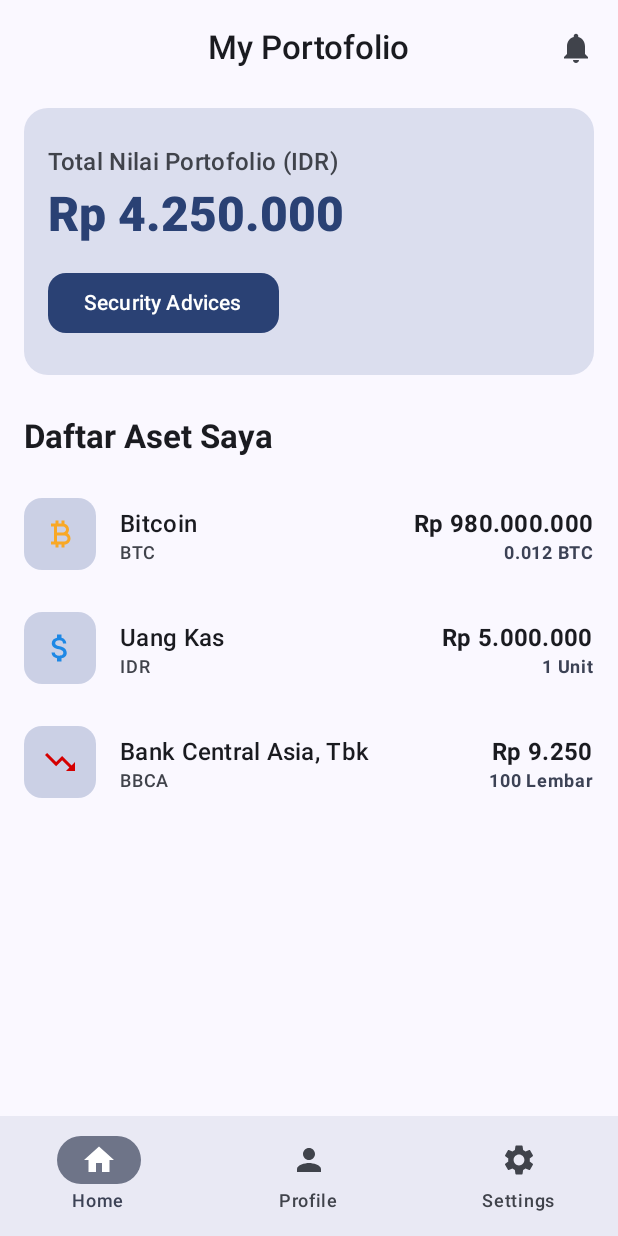
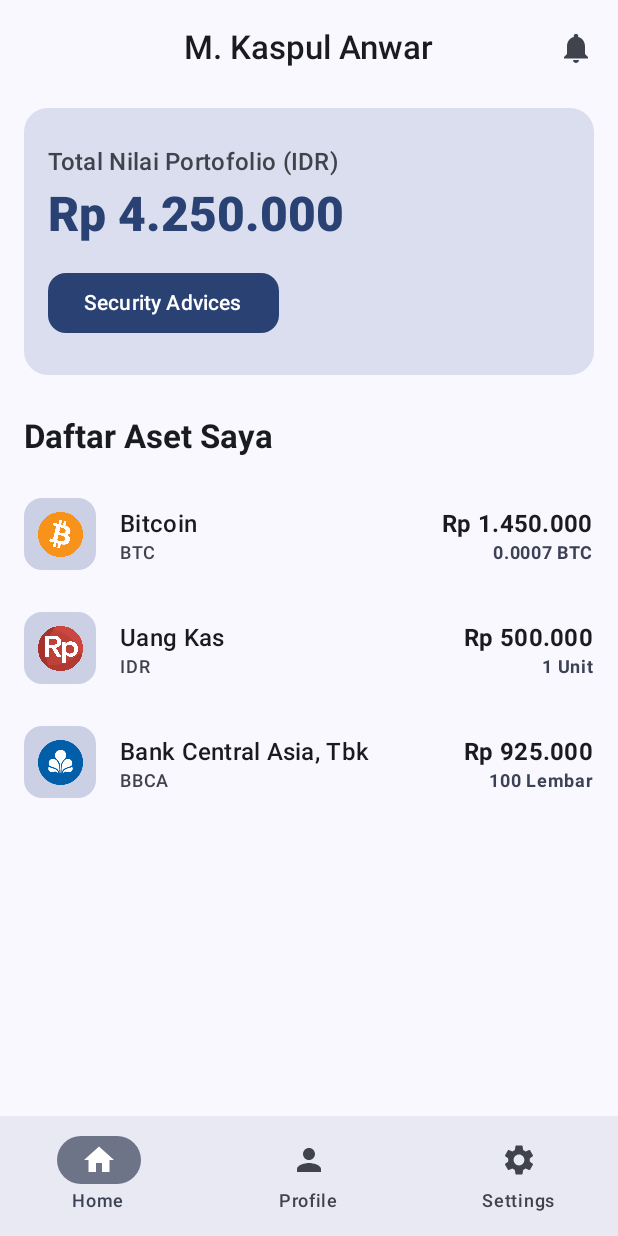
Before and after one commit to mkaspulanwar/P7-DOMPETKU-230104040212, an Android app built with Jetpack Compose: the screen it shows after launch (MainActivity), after a tap on "Login ke Akun Saya", on a phone screen of 412 x 824 dp. Run offline under Robolectric (Android 15) with nearby library versions, the phone set to English and light mode, and no system bars.

Commit message:
mengubah logo, menambahkan logo, mengganti val last price jadi marketvalue

```diff
--- a/app/src/main/java/id/antasari/p7_dompetku_230104040212/ui/components/AppCard.kt
+++ b/app/src/main/java/id/antasari/p7_dompetku_230104040212/ui/components/AppCard.kt
@@ -51,7 +51,7 @@ fun PortfolioItem(
     icon: @Composable () -> Unit,
     name: String,
     ticker: String,
-    lastPrice: String,
+    marketValue: String,
     quantity: String
 ) {
     Row(
@@ -89,7 +89,7 @@ fun PortfolioItem(
         // 3. Harga dan Perubahan
         Column(horizontalAlignment = Alignment.End) {
             Text(
-                text = lastPrice,
+                text = marketValue,
                 style = MaterialTheme.typography.titleMedium.copy(fontWeight = FontWeight.Bold)
             )
 
--- a/app/src/main/java/id/antasari/p7_dompetku_230104040212/ui/screens/HomeScreen.kt
+++ b/app/src/main/java/id/antasari/p7_dompetku_230104040212/ui/screens/HomeScreen.kt
@@ -1,10 +1,14 @@
 package id.antasari.p7_dompetku_230104040212.ui.screens
 
+import androidx.compose.foundation.Image
 import androidx.compose.foundation.layout.*
 import androidx.compose.foundation.lazy.LazyColumn
 import androidx.compose.foundation.lazy.items
 import androidx.compose.material.icons.Icons
-import androidx.compose.material.icons.filled.*
+import androidx.compose.material.icons.filled.Notifications
+import androidx.compose.material.icons.filled.Home
+import androidx.compose.material.icons.filled.Person
+import androidx.compose.material.icons.filled.Settings
 import androidx.compose.material3.*
 import androidx.compose.runtime.Composable
 import androidx.compose.runtime.getValue
@@ -15,38 +19,37 @@ import androidx.compose.ui.text.font.FontWeight
 import androidx.compose.ui.unit.dp
 import androidx.navigation.NavController
 import androidx.navigation.compose.currentBackStackEntryAsState
+import androidx.compose.ui.res.painterResource
+import androidx.annotation.DrawableRes
+import id.antasari.p7_dompetku_230104040212.R // Sesuaikan dengan package R proyek Anda!
 
 // ** Catatan: Ubah package import ini sesuai dengan struktur Anda **
 import id.antasari.p7_dompetku_230104040212.navigation.Destinations
 import id.antasari.p7_dompetku_230104040212.ui.components.AppCard
 import id.antasari.p7_dompetku_230104040212.ui.components.PortfolioItem
 
-
 // ----------------------------------------------------
 // 1. Data Model & Dummy Aset
 // ----------------------------------------------------
 
-// Data model direvisi: change24h diganti quantity
 data class Asset(
     val name: String,
     val ticker: String,
-    val lastPrice: String,
-    val quantity: String, // Revisi: Jumlah unit aset
-    val icon: ImageVector,
-    val iconTint: Color
+    val marketValue: String, // Nama variabel di model data sudah benar: marketValue
+    val quantity: String,
+    @DrawableRes val iconResId: Int,
+    val iconTint: Color? = null
 )
 
-// Data Dummy Portofolio Aset direvisi:
 val dummyAssets = listOf(
-    Asset("Bitcoin", "BTC", "Rp 980.000.000", "0.012 BTC", Icons.Default.CurrencyBitcoin, Color(0xFFF9A825)),
-    Asset("Uang Kas", "IDR", "Rp 5.000.000", "1 Unit", Icons.Default.AttachMoney, Color(0xFF1E88E5)),
-    Asset("Bank Central Asia, Tbk", "BBCA", "Rp 9.250", "100 Lembar", Icons.Default.TrendingDown, Color(0xFFD50000)),
+    Asset("Bitcoin", "BTC", "Rp 1.450.000", "0.0007 BTC", R.drawable.bitcoin_logo, null),
+    Asset("Uang Kas", "IDR", "Rp 500.000", "1 Unit", R.drawable.rupiah_logo, null),
+    Asset("Bank Central Asia, Tbk", "BBCA", "Rp 925.000", "100 Lembar", R.drawable.bbca_logo, null),
 )
 // ----------------------------------------------------
 // 2. Composable Screen Utama
 // ----------------------------------------------------
 
-// Anotasi ini menghilangkan warning 'experimental API' pada CenterAlignedTopAppBar
 @OptIn(ExperimentalMaterial3Api::class)
 @Composable
 fun HomeScreen(navController: NavController) {
@@ -59,7 +62,7 @@ fun HomeScreen(navController: NavController) {
             CenterAlignedTopAppBar(
                 title = {
                     Text(
-                        text = "My Portofolio",
+                        text = "M. Kaspul Anwar",
                         style = MaterialTheme.typography.titleLarge
                     )
                 },
@@ -69,7 +72,7 @@ fun HomeScreen(navController: NavController) {
                     }
                 },
                 colors = TopAppBarDefaults.centerAlignedTopAppBarColors(
-                    containerColor = MaterialTheme.colorScheme.background
+                    containerColor = MaterialTheme.colorScheme.surface
                 )
             )
         },
@@ -91,13 +94,13 @@ fun HomeScreen(navController: NavController) {
                 AppCard(modifier = Modifier.fillMaxWidth()) {
                     Column(modifier = Modifier.padding(vertical = 8.dp)) {
                         Text(
-                            text = "Total Nilai Portofolio (IDR)", // Revisi Label
+                            text = "Total Nilai Portofolio (IDR)",
                             style = MaterialTheme.typography.titleMedium,
                             color = MaterialTheme.colorScheme.onSurfaceVariant
                         )
                         Spacer(Modifier.height(4.dp))
                         Text(
-                            text = "Rp 4.250.000", // Revisi Nilai & Mata Uang
+                            text = "Rp 4.250.000",
                             style = MaterialTheme.typography.headlineLarge.copy(fontWeight = FontWeight.ExtraBold),
                             color = MaterialTheme.colorScheme.primary
                         )
@@ -126,10 +129,18 @@ fun HomeScreen(navController: NavController) {
             // --- ITEM 3: Daftar Aset Portofolio ---
             items(dummyAssets) { asset ->
                 PortfolioItem(
-                    icon = { Icon(asset.icon, null, tint = asset.iconTint) },
+                    icon = {
+                        Image(
+                            painter = painterResource(id = asset.iconResId),
+                            contentDescription = asset.name,
+                            modifier = Modifier.size(30.dp)
+                        )
+                    },
                     name = asset.name,
                     ticker = asset.ticker,
-                    lastPrice = asset.lastPrice,
+                    // *** PERBAIKAN AKHIR FINAL ***
+                    // Menggunakan parameter 'lastPrice' karena komponen PortfolioItem belum diubah
+                    marketValue = asset.marketValue,
                     quantity = asset.quantity
                 )
             }
@@ -153,12 +164,10 @@ private val bottomNavItems = listOf(
     BottomNavItem(Destinations.SETTINGS_ROUTE, Icons.Default.Settings, "Settings"),
 )
 
-// Anotasi ini menghilangkan warning 'experimental API' pada NavigationBarItem
 @OptIn(ExperimentalMaterial3Api::class)
 @Composable
 fun AppBottomBar(navController: NavController, currentRoute: String) {
     NavigationBar(
-        // Menampilkan sedikit elevasi warna pada surface (M3 standard)
         containerColor = MaterialTheme.colorScheme.surfaceColorAtElevation(3.dp)
     ) {
         bottomNavItems.forEach { item ->
--- a/app/src/main/res/mipmap-anydpi-v26/ic_launcher.xml
+++ b/app/src/main/res/mipmap-anydpi-v26/ic_launcher.xml
@@ -1,6 +1,5 @@
 <?xml version="1.0" encoding="utf-8"?>
 <adaptive-icon xmlns:android="http://schemas.android.com/apk/res/android">
-    <background android:drawable="@drawable/ic_launcher_background" />
-    <foreground android:drawable="@drawable/ic_launcher_foreground" />
-    <monochrome android:drawable="@drawable/ic_launcher_foreground" />
+    <background android:drawable="@color/ic_launcher_background"/>
+    <foreground android:drawable="@drawable/ic_launcher_foreground"/>
 </adaptive-icon>
--- a/app/src/main/res/mipmap-anydpi-v26/ic_launcher_round.xml
+++ b/app/src/main/res/mipmap-anydpi-v26/ic_launcher_round.xml
@@ -1,6 +1,5 @@
 <?xml version="1.0" encoding="utf-8"?>
 <adaptive-icon xmlns:android="http://schemas.android.com/apk/res/android">
-    <background android:drawable="@drawable/ic_launcher_background" />
-    <foreground android:drawable="@drawable/ic_launcher_foreground" />
-    <monochrome android:drawable="@drawable/ic_launcher_foreground" />
+    <background android:drawable="@color/ic_launcher_background"/>
+    <foreground android:drawable="@drawable/ic_launcher_foreground"/>
 </adaptive-icon>
--- /dev/null
+++ b/app/src/main/res/values/ic_launcher_background.xml
@@ -0,0 +1,4 @@
+<?xml version="1.0" encoding="utf-8"?>
+<resources>
+    <color name="ic_launcher_background">#4A74D1</color>
+</resources>
```
Also changed, not shown: app/src/main/res/drawable/ic_launcher_foreground.xml (+10 -25 lines), app/src/main/ic_launcher-playstore.png (added), app/src/main/res/drawable/bbca_logo.png (added), app/src/main/res/drawable/bitcoin_logo.png (added), app/src/main/res/drawable/rupiah_logo.png (added), app/src/main/res/mipmap-hdpi/ic_launcher.webp, app/src/main/res/mipmap-hdpi/ic_launcher_round.webp, app/src/main/res/mipmap-mdpi/ic_launcher.webp, app/src/main/res/mipmap-mdpi/ic_launcher_round.webp, app/src/main/res/mipmap-xhdpi/ic_launcher.webp, app/src/main/res/mipmap-xhdpi/ic_launcher_round.webp, app/src/main/res/mipmap-xxhdpi/ic_launcher.webp, app/src/main/res/mipmap-xxhdpi/ic_launcher_round.webp, app/src/main/res/mipmap-xxxhdpi/ic_launcher.webp, 1 more files.
